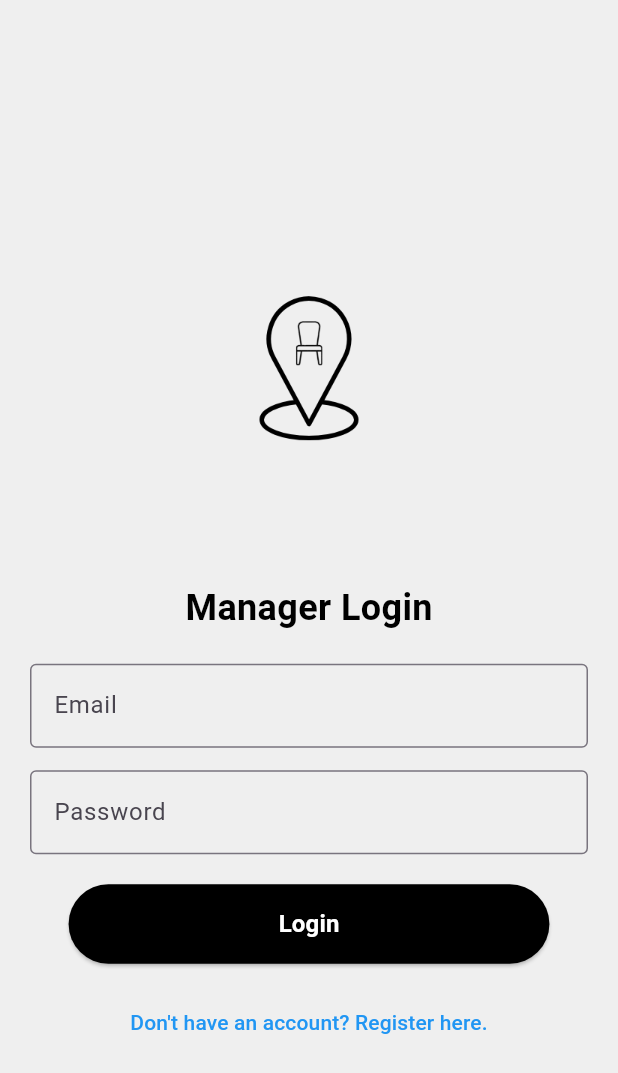
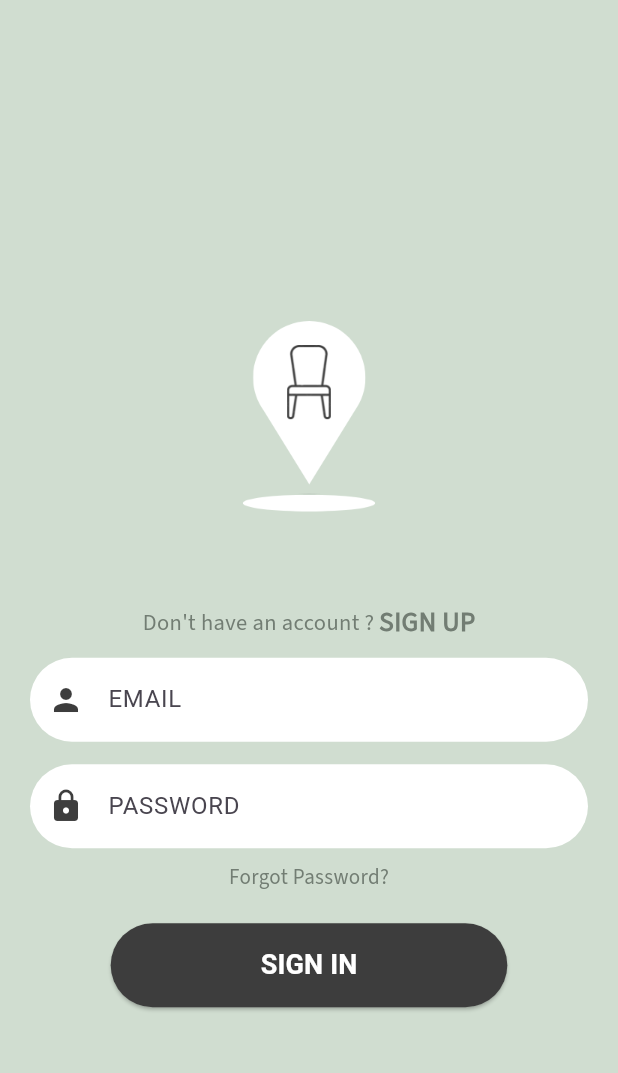
Before and after one commit to nativlevi/place_me, a Flutter app: the screen it shows after launch, after a tap on "Manager", on a phone screen of 412 x 824 dp. Shown: the top 1073 px of the screen. Run offline on Flutter 3.47's test engine with Material 3 defaults, Android fonts, the phone set to English and light mode, and no system bars; our stand-ins replace file_picker, image_picker, lottie; network calls fail.

Commit message:
Update of the loading screen and new design

```diff
--- a/lib/main.dart
+++ b/lib/main.dart
@@ -7,8 +7,6 @@ import 'manager_event_details_screen.dart';
 import 'participant_login.dart';
 import 'participant_signup.dart';
 import 'participant_events_screen.dart';
-import 'participant_final_screen.dart';
-import 'participant_event_details.dart';
 import 'guide_screen.dart';
 import 'preferences_screen.dart';
 import 'splash_screen.dart';
@@ -30,7 +28,7 @@ class MyApp extends StatelessWidget {
         '/guide': (context) => GuideScreen(),
         '/manager_login': (context) => ManagerLoginScreen(),
         '/participant_login': (context) => ParticipantLoginScreen(),
-        '/loading': (context) => LoadingScreen(),
+        '/loading': (context) => LoadingScreen(routeName: '',),
         '/manager_signup': (context) => ManagerRegisterScreen(),
         '/participant_signup': (context) => ParticipantSignupScreen(),
         '/manager_dashboard': (context) => ManagerEventTypeScreen(),
@@ -38,8 +36,7 @@ class MyApp extends StatelessWidget {
         '/manager_event_type_screen': (context) => ManagerEventTypeScreen(),
         '/event_details': (context) => ManagerDetailsUpdateScreen(),
         '/participant_events': (context) => ParticipantEventsScreen(),
-        '/seating_preferences': (context) =>
-            SeatingPreferencesScreen(eventType: 'Classroom/Workshop'),
+        '/seating_preferences': (context) => SeatingPreferencesScreen(eventType: 'Classroom/Workshop'),
         '/add_participant': (context) => AddParticipantScreen(),
       },
     );
@@ -93,22 +90,6 @@ class LoginScreen extends StatelessWidget {
                 mainAxisAlignment: MainAxisAlignment.center,
                 children: [
                   Text(
-                    'Welcome',
-                    style: TextStyle(
-                      fontSize: 50.0,
-                      color: Colors.white,
-                      fontFamily: 'Source Sans 3',
-                    ),
-                  ),
-                  Text(
-                    'To',
-                    style: TextStyle(
-                      fontSize: 35.0,
-                      color: Colors.white,
-                      fontFamily: 'Source Sans 3',
-                    ),
-                  ),
-                  Text(
                     'PlaceMe',
                     style: TextStyle(
                       color: Colors.white,
@@ -125,11 +106,6 @@ class LoginScreen extends StatelessWidget {
                     ),
                   ),
                   SizedBox(height: 50.0),
-                  Text(
-                    'Continue as:',
-                    style: TextStyle(color: Colors.white, fontSize: 25.0),
-                  ),
-                  SizedBox(height: 15.0),
                   GestureDetector(
                     onTap: () => navigateToManagerLogin(context),
                     child: buildCustomButton('Manager   '),
--- a/lib/manager_login.dart
+++ b/lib/manager_login.dart
@@ -1,74 +1,37 @@
-// manager_login.dart
 import 'package:flutter/material.dart';
+
+import 'loading.dart';
 import 'manager_signup.dart';
 
 class ManagerLoginScreen extends StatelessWidget {
   @override
   Widget build(BuildContext context) {
     return Scaffold(
-      backgroundColor: Color(0xFFefefef),
+      backgroundColor: Color(0xFFFD0DDD0),
       body: SafeArea(
-        child: Center(
-          child: SingleChildScrollView(
+        child: Padding(
           padding: EdgeInsets.symmetric(horizontal: 20.0),
           child: Column(
+            mainAxisAlignment: MainAxisAlignment.center,
             crossAxisAlignment: CrossAxisAlignment.center,
             children: [
               Image.asset(
                 'images/icon.png',
-                  width: 250,
                 height: 250,
               ),
-                SizedBox(height: 20),
+              Row(
+                mainAxisAlignment: MainAxisAlignment.center,
+                children: [
                   Text(
-                  'Manager Login',
+                      "Don't have an account ? ",
                       style: TextStyle(
-                    fontSize: 24,
-                    fontWeight: FontWeight.bold,
-                    color: Colors.black,
+                        color: Color(0xFF727D73),
+                        fontFamily: 'Source Sans 3',
+                        fontSize: 15,
+                      )
                   ),
-                ),
-                SizedBox(height: 20),
-                TextField(
-                  decoration: InputDecoration(
-                    labelText: 'Email',
-                    border: OutlineInputBorder(),
-                  ),
-                ),
-                SizedBox(height: 15),
-                TextField(
-                  obscureText: true,
-                  decoration: InputDecoration(
-                    labelText: 'Password',
-                    border: OutlineInputBorder(),
-                  ),
-                ),
-                SizedBox(height: 20),
-                ElevatedButton(
-                  onPressed: () {
-                    // ניווט למסך ההמתנה
-                    Navigator.pushNamed(context, '/manager_event_type_screen');
-                  },
-                  style: ElevatedButton.styleFrom(
-                    backgroundColor: Colors.black,
-                    padding:
-                        EdgeInsets.symmetric(vertical: 15.0, horizontal: 40.0),
-                  ),
-                  child: Padding(
-                    padding: EdgeInsets.only(left: 100.0, right: 100.0),
-                    child: Text(
-                      'Login',
-                      style: TextStyle(
-                        color: Colors.white,
-                        fontSize: 16,
-                        fontWeight: FontWeight.bold,
-                      ),
-                    ),
-                  ),
-                ),
-                SizedBox(height: 15),
-                TextButton(
-                  onPressed: () {
+                  GestureDetector(
+                    onTap: () {
                       Navigator.push(
                         context,
                         MaterialPageRoute(
@@ -76,15 +39,91 @@ class ManagerLoginScreen extends StatelessWidget {
                       );
                     },
                     child: Text(
-                    'Don\'t have an account? Register here.',
-                    style: TextStyle(color: Colors.blue),
+                      'SIGN UP',
+                      style: TextStyle(
+                        color: Color(0xFF727D73),
+                        fontWeight: FontWeight.bold,
+                        fontSize: 18,
+                        fontFamily: 'Source Sans 3',
+                      ),
+                    ),
+                  ),
+                ],
+              ),
+              SizedBox(height: 10),
+              TextField(
+                decoration: InputDecoration(
+                  prefixIcon: Icon(Icons.person, color: Color(0xFF3D3D3D),),
+                  hintText: 'EMAIL',
+                  filled: true,
+                  fillColor: Colors.white,
+                  border: OutlineInputBorder(
+                    borderRadius: BorderRadius.circular(30.0),
+                    borderSide: BorderSide.none,
+                  ),
+                ),
+              ),
+              SizedBox(height: 15),
+              // שדה סיסמה
+              TextField(
+                obscureText: true,
+                decoration: InputDecoration(
+                  prefixIcon: Icon(Icons.lock, color: Color(0xFF3D3D3D),),
+                  hintText: 'PASSWORD',
+                  filled: true,
+                  fillColor: Colors.white,
+                  border: OutlineInputBorder(
+                    borderRadius: BorderRadius.circular(30.0),
+                    borderSide: BorderSide.none,
+                  ),
+                ),
+              ),
+              SizedBox(height: 10),
+              GestureDetector(
+                onTap: () {
+                  // נווט למסך שחזור סיסמה
+                },
+                child: Align(
+                  alignment: Alignment.center,
+                  child: Text(
+                    'Forgot Password?',
+                    style: TextStyle(
+                      color: Color(0xFF727D73),
+                        fontFamily: 'Source Sans 3',
+                    ),
+                  ),
+                ),
+              ),
+              SizedBox(height: 20),
+              ElevatedButton(
+                onPressed: () {
+                  Navigator.push(
+                    context,
+                    MaterialPageRoute(
+                      builder: (context) => LoadingScreen(routeName: '/manager_dashboard'),
+                    ),
+                  );
+                },
+                style: ElevatedButton.styleFrom(
+                  backgroundColor: Color(0xFF3D3D3D),
+                  padding: EdgeInsets.symmetric(vertical: 15, horizontal: 100),
+                  shape: RoundedRectangleBorder(
+                    borderRadius: BorderRadius.circular(30.0),
+                  ),
+                ),
+                child: Text(
+                  'SIGN IN',
+                  style: TextStyle(
+                    color: Colors.white,
+                    fontSize: 18,
+                    fontWeight: FontWeight.bold,
+                  ),
                 ),
               ),
             ],
           ),
         ),
       ),
-      ),
     );
   }
 }
--- a/pubspec.yaml
+++ b/pubspec.yaml
@@ -16,6 +16,7 @@ dependencies:
 
   cupertino_icons: ^1.0.8
   lottie: ^3.3.0
+  google_sign_in: ^6.2.2
 
 dev_dependencies:
   flutter_launcher_icons: ^0.9.2
```
Also changed, not shown: lib/loading.dart (+15 -7 lines), lib/manager_signup.dart (+49 -35 lines), lib/participant_login.dart (+82 -42 lines), lib/participant_signup.dart (+49 -36 lines), images/PlaceMe.png, images/google.png (added), images/icon.png, pubspec.lock, 1 other file. Lines whose indentation alone changed are shown as unchanged.
